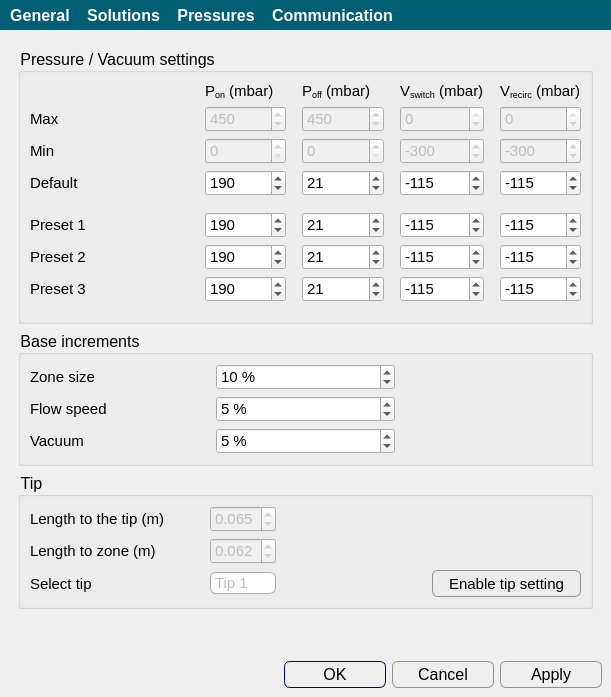
First picture: the form in apps/Biopen_wizard/tools.ui, repository bellonemauro/Labonatip2.0, before the edit.
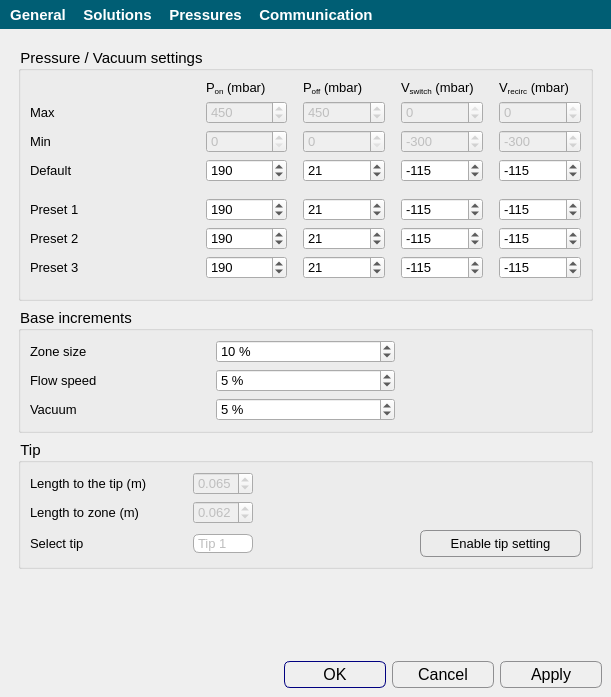
Second picture: the form after the edit. The open tabs and pages were chosen to show the change. Icons and pictures are not drawn.

Patch:
```diff
--- a/apps/Biopen_wizard/tools.ui
+++ b/apps/Biopen_wizard/tools.ui
@@ -17,7 +17,7 @@
    <string notr="true">QToolButton:!hover {
 background-color:rgb(0, 94, 116);
 color:rgb(255,255,255);
-font-size: 12pt;
+font-size: 11pt;
 font-weight: 900;
 }
 
@@ -30,19 +30,19 @@
 QToolBar {
 background-color:rgb(0, 94, 116);
 color:rgb(255,255,255);
-font-size: 12pt;
+font-size: 11pt;
 font-weight: 900;
 border:0;
 }
 
 QGroupBox{
-    font-size: 12pt;
+    font-size: 11pt;
 }
 
 QCheckBox {
     background-color: transparent;
     color: black;
-    font-size: 11pt;
+    font-size: 10pt;
 }
 
 
@@ -80,7 +80,7 @@
      border: 1px solid #8f8f91;
      border-radius: 6px;
      height: 25px;
-    font-size: 11pt;
+    font-size: 10pt;
      background-color: qlineargradient(x1: 0, y1: 0, x2: 0, y2: 1,
                                        stop: 0 #f6f7fa, stop: 1 #dadbde);
 
@@ -112,7 +112,7 @@
     border-radius: 6px;
 	border-color: rgb(170, 170, 170);
     min-width: 6em;
-    font-size: 11pt;
+    font-size: 10pt;
 	background-color: qlineargradient(x1: 0, y1: 0, x2: 0, y2: 1,
                                        stop: 0 #f6f7fa, stop: 1 #dadbde);
 }
@@ -145,16 +145,16 @@
 
 QLabel 
 {
-    font-size: 11pt;
+    font-size: 10pt;
 }
 
 
 QSpinBox {
-    font-size: 11pt;
+    font-size: 10pt;
 }
 
 QDoubleSpinBox {
-    font-size: 11pt;
+    font-size: 10pt;
 }
 </string>
   </property>
@@ -2073,7 +2073,7 @@
           </property>
           <property name="font">
            <font>
-            <pointsize>12</pointsize>
+            <pointsize>11</pointsize>
            </font>
           </property>
           <property name="styleSheet">
@@ -2087,7 +2087,7 @@
             <widget class="QLabel" name="label_27">
              <property name="font">
               <font>
-               <pointsize>11</pointsize>
+               <pointsize>10</pointsize>
               </font>
              </property>
              <property name="text">
@@ -2099,7 +2099,7 @@
             <widget class="QLabel" name="label_25">
              <property name="font">
               <font>
-               <pointsize>11</pointsize>
+               <pointsize>10</pointsize>
               </font>
              </property>
              <property name="text">
@@ -2111,7 +2111,7 @@
             <widget class="QLabel" name="label_26">
              <property name="font">
               <font>
-               <pointsize>11</pointsize>
+               <pointsize>10</pointsize>
               </font>
              </property>
              <property name="text">
@@ -2164,7 +2164,7 @@
              </property>
              <property name="font">
               <font>
-               <pointsize>11</pointsize>
+               <pointsize>10</pointsize>
               </font>
              </property>
              <property name="toolTip">
@@ -2182,7 +2182,7 @@
             <widget class="QLabel" name="label_31">
              <property name="font">
               <font>
-               <pointsize>11</pointsize>
+               <pointsize>10</pointsize>
               </font>
              </property>
              <property name="text">
@@ -2194,7 +2194,7 @@
             <widget class="QLabel" name="label_29">
              <property name="font">
               <font>
-               <pointsize>11</pointsize>
+               <pointsize>10</pointsize>
               </font>
              </property>
              <property name="text">
@@ -2231,7 +2231,7 @@
              </property>
              <property name="font">
               <font>
-               <pointsize>11</pointsize>
+               <pointsize>10</pointsize>
               </font>
              </property>
              <property name="toolTip">
@@ -2261,7 +2261,7 @@
              </property>
              <property name="font">
               <font>
-               <pointsize>11</pointsize>
+               <pointsize>10</pointsize>
               </font>
              </property>
              <property name="toolTip">
@@ -2291,7 +2291,7 @@
              </property>
              <property name="font">
               <font>
-               <pointsize>11</pointsize>
+               <pointsize>10</pointsize>
               </font>
              </property>
              <property name="toolTip">
@@ -2321,7 +2321,7 @@
              </property>
              <property name="font">
               <font>
-               <pointsize>11</pointsize>
+               <pointsize>10</pointsize>
               </font>
              </property>
              <property name="toolTip">
@@ -2354,7 +2354,7 @@
              </property>
              <property name="font">
               <font>
-               <pointsize>11</pointsize>
+               <pointsize>10</pointsize>
               </font>
              </property>
              <property name="toolTip">
@@ -2384,7 +2384,7 @@
              </property>
              <property name="font">
               <font>
-               <pointsize>11</pointsize>
+               <pointsize>10</pointsize>
               </font>
              </property>
              <property name="toolTip">
@@ -2402,7 +2402,7 @@
             <widget class="QLabel" name="label_30">
              <property name="font">
               <font>
-               <pointsize>11</pointsize>
+               <pointsize>10</pointsize>
               </font>
              </property>
              <property name="text">
@@ -2423,7 +2423,7 @@
              </property>
              <property name="font">
               <font>
-               <pointsize>11</pointsize>
+               <pointsize>10</pointsize>
               </font>
              </property>
              <property name="toolTip">
@@ -2444,7 +2444,7 @@
             <widget class="QLabel" name="label_28">
              <property name="font">
               <font>
-               <pointsize>11</pointsize>
+               <pointsize>10</pointsize>
               </font>
              </property>
              <property name="text">
@@ -2465,7 +2465,7 @@
              </property>
              <property name="font">
               <font>
-               <pointsize>11</pointsize>
+               <pointsize>10</pointsize>
               </font>
              </property>
              <property name="toolTip">
@@ -2505,7 +2505,7 @@
              </property>
              <property name="font">
               <font>
-               <pointsize>11</pointsize>
+               <pointsize>10</pointsize>
               </font>
              </property>
              <property name="toolTip">
@@ -2529,7 +2529,7 @@
              </property>
              <property name="font">
               <font>
-               <pointsize>11</pointsize>
+               <pointsize>10</pointsize>
               </font>
              </property>
              <property name="toolTip">
@@ -2556,7 +2556,7 @@
              </property>
              <property name="font">
               <font>
-               <pointsize>11</pointsize>
+               <pointsize>10</pointsize>
               </font>
              </property>
              <property name="toolTip">
@@ -2583,7 +2583,7 @@
              </property>
              <property name="font">
               <font>
-               <pointsize>11</pointsize>
+               <pointsize>10</pointsize>
               </font>
              </property>
              <property name="toolTip">
@@ -2610,7 +2610,9 @@
              </property>
              <property name="font">
               <font>
-               <pointsize>11</pointsize>
+               <pointsize>10</pointsize>
+               <weight>50</weight>
+               <bold>false</bold>
               </font>
              </property>
              <property name="toolTip">
@@ -2634,7 +2636,7 @@
              </property>
              <property name="font">
               <font>
-               <pointsize>11</pointsize>
+               <pointsize>10</pointsize>
               </font>
              </property>
              <property name="text">
@@ -2652,7 +2654,7 @@
              </property>
              <property name="font">
               <font>
-               <pointsize>11</pointsize>
+               <pointsize>10</pointsize>
               </font>
              </property>
              <property name="toolTip">
@@ -2676,7 +2678,7 @@
              </property>
              <property name="font">
               <font>
-               <pointsize>11</pointsize>
+               <pointsize>10</pointsize>
               </font>
              </property>
              <property name="toolTip">
@@ -2703,7 +2705,7 @@
              </property>
              <property name="font">
               <font>
-               <pointsize>11</pointsize>
+               <pointsize>10</pointsize>
               </font>
              </property>
              <property name="toolTip">
@@ -2727,7 +2729,7 @@
              </property>
              <property name="font">
               <font>
-               <pointsize>11</pointsize>
+               <pointsize>10</pointsize>
               </font>
              </property>
              <property name="toolTip">
@@ -2754,7 +2756,7 @@
              </property>
              <property name="font">
               <font>
-               <pointsize>11</pointsize>
+               <pointsize>10</pointsize>
               </font>
              </property>
              <property name="toolTip">
@@ -2778,7 +2780,7 @@
              </property>
              <property name="font">
               <font>
-               <pointsize>11</pointsize>
+               <pointsize>10</pointsize>
               </font>
              </property>
              <property name="toolTip">
@@ -2805,7 +2807,7 @@
              </property>
              <property name="font">
               <font>
-               <pointsize>11</pointsize>
+               <pointsize>10</pointsize>
               </font>
              </property>
              <property name="text">
@@ -2823,7 +2825,7 @@
              </property>
              <property name="font">
               <font>
-               <pointsize>11</pointsize>
+               <pointsize>10</pointsize>
               </font>
              </property>
              <property name="toolTip">
@@ -2847,7 +2849,7 @@
              </property>
              <property name="font">
               <font>
-               <pointsize>11</pointsize>
+               <pointsize>10</pointsize>
               </font>
              </property>
              <property name="text">
@@ -2865,7 +2867,7 @@
              </property>
              <property name="font">
               <font>
-               <pointsize>11</pointsize>
+               <pointsize>10</pointsize>
               </font>
              </property>
              <property name="toolTip">
@@ -2889,7 +2891,7 @@
              </property>
              <property name="font">
               <font>
-               <pointsize>11</pointsize>
+               <pointsize>10</pointsize>
               </font>
              </property>
              <property name="toolTip">
@@ -2916,7 +2918,7 @@
              </property>
              <property name="font">
               <font>
-               <pointsize>11</pointsize>
+               <pointsize>10</pointsize>
               </font>
              </property>
              <property name="toolTip">
@@ -2975,7 +2977,7 @@
           </property>
           <property name="font">
            <font>
-            <pointsize>12</pointsize>
+            <pointsize>11</pointsize>
            </font>
           </property>
           <property name="title">
@@ -2986,7 +2988,9 @@
             <widget class="QSpinBox" name="spinBox_ds_increment">
              <property name="font">
               <font>
-               <pointsize>11</pointsize>
+               <pointsize>10</pointsize>
+               <weight>50</weight>
+               <bold>false</bold>
               </font>
              </property>
              <property name="toolTip">
@@ -3019,7 +3023,9 @@
              </property>
              <property name="font">
               <font>
-               <pointsize>11</pointsize>
+               <pointsize>10</pointsize>
+               <weight>50</weight>
+               <bold>false</bold>
               </font>
              </property>
              <property name="text">
@@ -3044,7 +3050,9 @@
              </property>
              <property name="font">
               <font>
-               <pointsize>11</pointsize>
+               <pointsize>10</pointsize>
+               <weight>50</weight>
+               <bold>false</bold>
               </font>
              </property>
              <property name="text">
@@ -3056,7 +3064,9 @@
             <widget class="QSpinBox" name="spinBox_fs_increment">
              <property name="font">
               <font>
-               <pointsize>11</pointsize>
+               <pointsize>10</pointsize>
+               <weight>50</weight>
+               <bold>false</bold>
               </font>
              </property>
              <property name="toolTip">
@@ -3089,7 +3099,9 @@
              </property>
              <property name="font">
               <font>
-               <pointsize>11</pointsize>
+               <pointsize>10</pointsize>
+               <weight>50</weight>
+               <bold>false</bold>
               </font>
              </property>
              <property name="text">
@@ -3101,7 +3113,9 @@
             <widget class="QSpinBox" name="spinBox_v_increment">
              <property name="font">
               <font>
-               <pointsize>11</pointsize>
+               <pointsize>10</pointsize>
+               <weight>50</weight>
+               <bold>false</bold>
               </font>
              </property>
              <property name="toolTip">
@@ -3157,7 +3171,7 @@
           </property>
           <property name="font">
            <font>
-            <pointsize>12</pointsize>
+            <pointsize>11</pointsize>
            </font>
           </property>
           <property name="title">
@@ -3180,7 +3194,7 @@
              </property>
              <property name="font">
               <font>
-               <pointsize>11</pointsize>
+               <pointsize>10</pointsize>
               </font>
              </property>
              <property name="text">
@@ -3192,7 +3206,7 @@
             <widget class="QLabel" name="label_40">
              <property name="font">
               <font>
-               <pointsize>11</pointsize>
+               <pointsize>10</pointsize>
               </font>
              </property>
              <property name="text">
@@ -3204,7 +3218,7 @@
             <widget class="QLabel" name="label_41">
              <property name="font">
               <font>
-               <pointsize>11</pointsize>
+               <pointsize>10</pointsize>
               </font>
              </property>
              <property name="text">
@@ -3219,7 +3233,7 @@
              </property>
              <property name="font">
               <font>
-               <pointsize>11</pointsize>
+               <pointsize>10</pointsize>
               </font>
              </property>
              <item>
@@ -3247,7 +3261,7 @@
              </property>
              <property name="font">
               <font>
-               <pointsize>11</pointsize>
+               <pointsize>10</pointsize>
               </font>
              </property>
              <property name="decimals">
@@ -3283,7 +3297,7 @@
              </property>
              <property name="font">
               <font>
-               <pointsize>11</pointsize>
+               <pointsize>10</pointsize>
               </font>
              </property>
              <property name="decimals">
```
Left out of the diff: 192 changed lines with no effect on the pictures.
